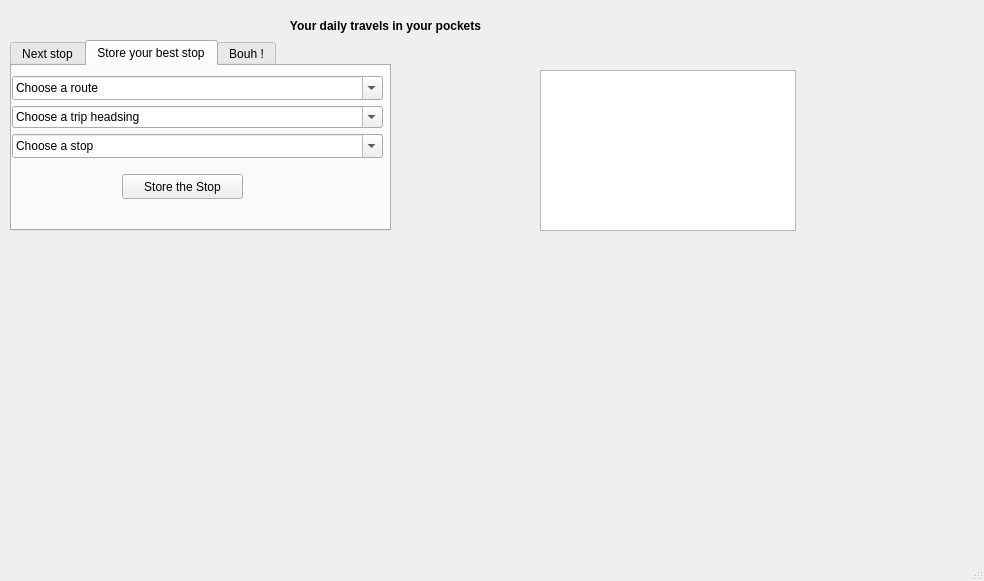
This is ui/MainWindow.ui in nathanfourniol/neobibus as Qt 5 draws it before an edit. The edited form follows.
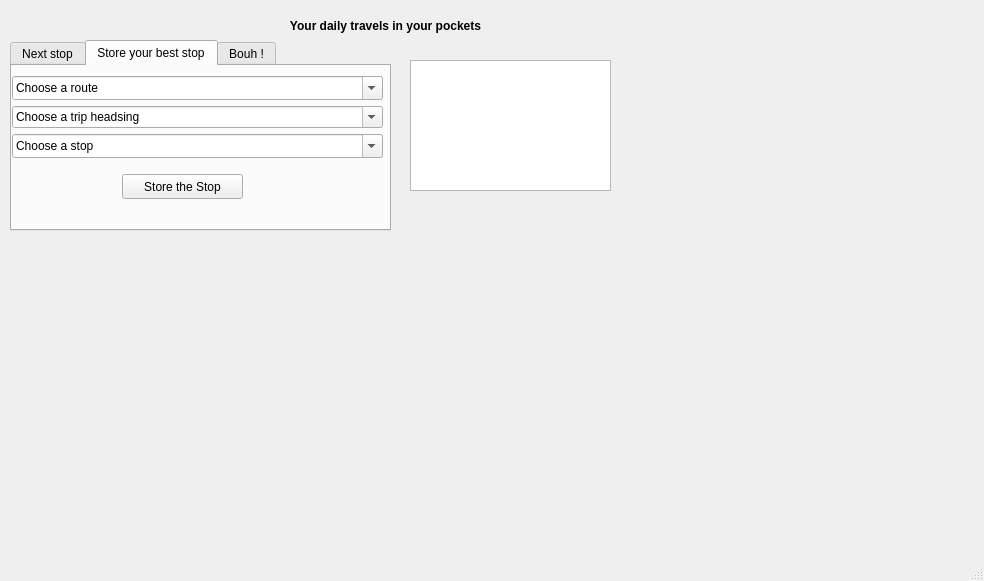
This is the edited form.

The edit to the form file:
```diff
--- a/ui/MainWindow.ui
+++ b/ui/MainWindow.ui
@@ -23,10 +23,10 @@
    <widget class="QTextBrowser" name="textBrowser_display">
     <property name="geometry">
      <rect>
-      <x>540</x>
-      <y>70</y>
-      <width>256</width>
-      <height>161</height>
+      <x>410</x>
+      <y>60</y>
+      <width>201</width>
+      <height>131</height>
      </rect>
     </property>
    </widget>
@@ -275,6 +275,16 @@
      </rect>
     </property>
    </widget>
+   <widget class="QWidget" name="widget_3" native="true">
+    <property name="geometry">
+     <rect>
+      <x>680</x>
+      <y>70</y>
+      <width>281</width>
+      <height>141</height>
+     </rect>
+    </property>
+   </widget>
   </widget>
   <widget class="QMenuBar" name="menubar">
    <property name="geometry">
```
